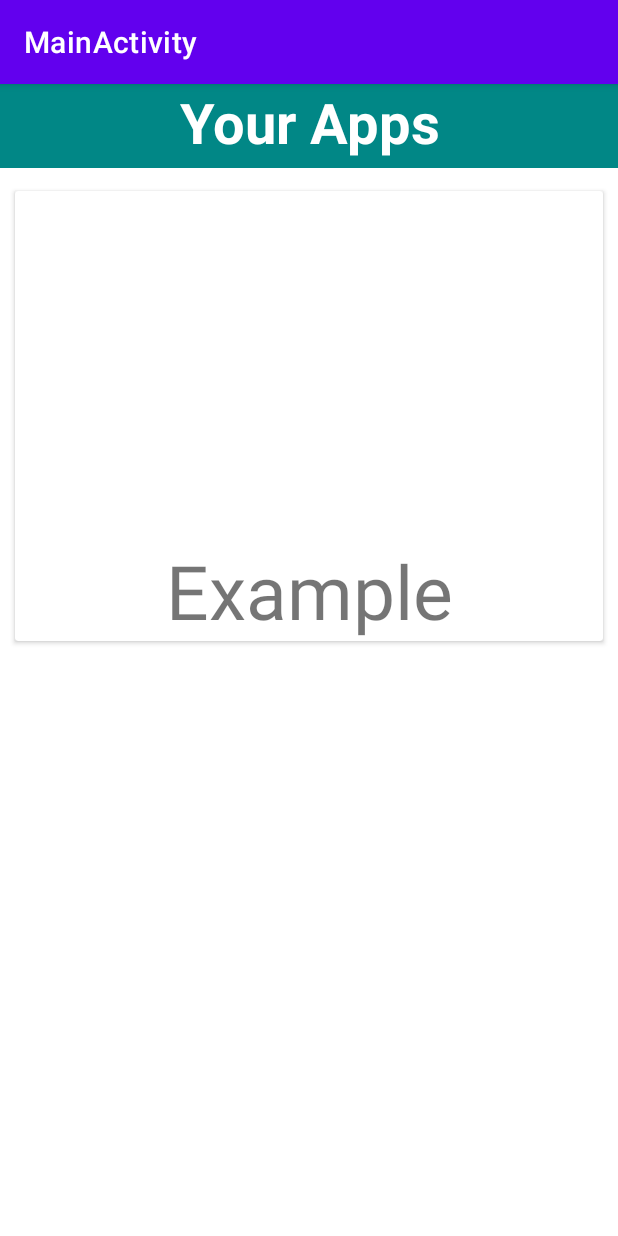
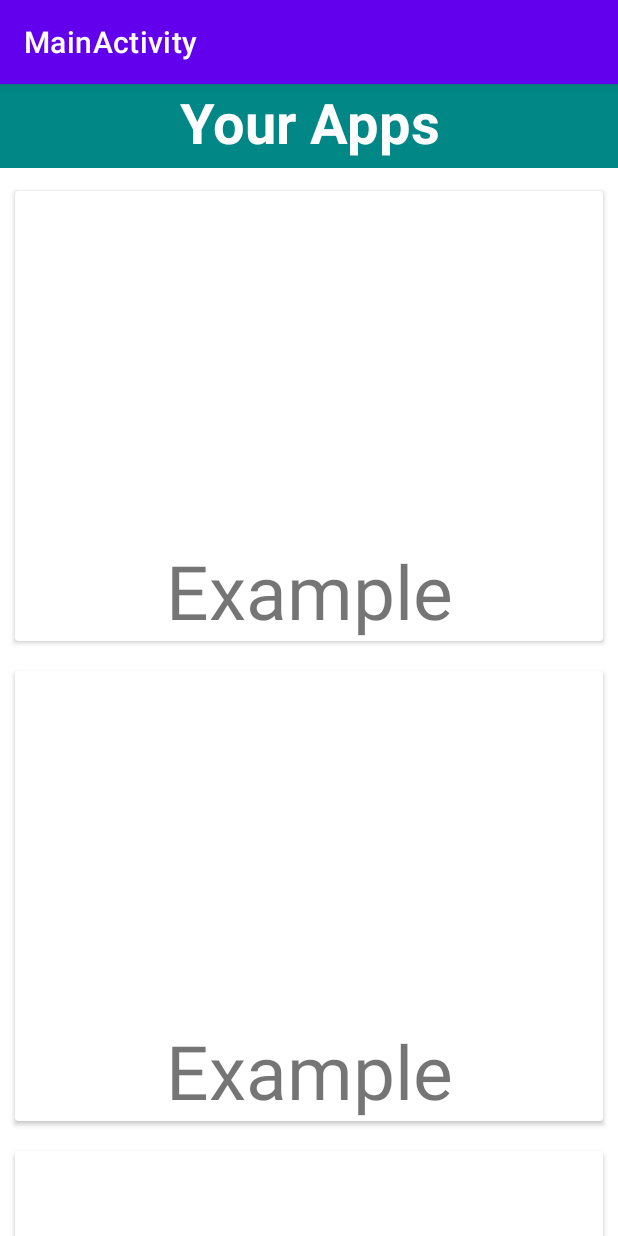
Before and after one commit to BartekDadas/AppModel, an Android app: the MainActivity screen opened directly, with no data from a screen before it, on a phone screen of 412 x 824 dp. Run offline under Robolectric (Android 15) with nearby library versions, the phone set to English and light mode, and no system bars; pictures from the network do not load.

Commit message:
choice activity and working recycler view 1.3

```diff
--- a/app/src/main/AndroidManifest.xml
+++ b/app/src/main/AndroidManifest.xml
@@ -13,6 +13,10 @@
         android:supportsRtl="true"
         android:theme="@style/Theme.MakeApp"
         tools:targetApi="31">
+        <activity
+            android:name=".activities.ChoiceAppActivity"
+            android:exported="false"
+            android:screenOrientation="portrait"/>
         <activity
             android:name=".activities.MainActivity"
             android:exported="false"
--- a/app/src/main/java/eu/tutorials/makeapp/MainItemsAdapter.java
+++ b/app/src/main/java/eu/tutorials/makeapp/MainItemsAdapter.java
@@ -1,9 +1,11 @@
 package eu.tutorials.makeapp;
 
 import android.content.Context;
+import android.content.Intent;
 import android.view.LayoutInflater;
 import android.view.View;
 import android.view.ViewGroup;
+import android.widget.Button;
 import android.widget.ImageView;
 import android.widget.TextView;
 
@@ -14,6 +16,8 @@ import com.bumptech.glide.Glide;
 
 import java.util.ArrayList;
 
+import eu.tutorials.makeapp.activities.ChoiceAppActivity;
+import eu.tutorials.makeapp.activities.MainActivity;
 import eu.tutorials.makeapp.data.model.APP;
 
 public class MainItemsAdapter extends RecyclerView.Adapter<MainItemsAdapter.ViewModel> {
@@ -30,47 +34,52 @@ public class MainItemsAdapter extends RecyclerView.Adapter<MainItemsAdapter.View
     @Override
     public ViewModel onCreateViewHolder(@NonNull ViewGroup parent, int viewType) {
         View view;
-        switch (viewType) {
-            case 0:
-                view = LayoutInflater.from(parent.getContext()).inflate(R.layout.item_main, parent, false);
-                return new ViewModel(view);
-            case 1:
-                view = LayoutInflater.from(parent.getContext()).inflate(R.layout.btn_add_up, parent, false);
-                return new ViewModel(view);
+        if (viewType == R.layout.item_main) {
+            view = LayoutInflater.from(parent.getContext()).inflate(R.layout.item_main, parent,
+                    false);
+        } else {
+            view = LayoutInflater.from(parent.getContext()).inflate(R.layout.btn_add_up, parent,false);
         }
-        return null;
+        return new ViewModel(view);
     }
 
     @Override
     public void onBindViewHolder(@NonNull ViewModel holder, int position) {
-        holder.textView.setText(array.get(position).getTitle());
+        if (position == array.size()) {
+            holder.button.setOnClickListener(new View.OnClickListener() {
+                @Override
+                public void onClick(View view) {
+                    Intent intent = new Intent(context, ChoiceAppActivity.class);
+                    context.startActivity(intent);
+                }
+            });
+        } else {
+            holder.textView.setText(array.get(position).getTitle());
 //        Glide.with(context).load(array.get(position).getImage()).into(holder.imageView);
+        }
     }
 
     @Override
     public int getItemCount() {
-        return array.size();
+        return array.size() + 1;
     }
-
 
     @Override
     public int getItemViewType(int position) {
+        return (position == array.size()) ? R.layout.btn_add_up : R.layout.item_main;
+    }
 
-        if (position != array.size()) {
-            return 0;
-        } else {
-            return 1;
-        }
-    }
 
     public static class ViewModel extends RecyclerView.ViewHolder {
         TextView textView;
         ImageView imageView;
+        Button button;
 
         public ViewModel(@NonNull View itemView) {
             super(itemView);
             textView = itemView.findViewById(R.id.tv_item_main);
             imageView =  itemView.findViewById(R.id.iv_item_main);
+            button = itemView.findViewById(R.id.btn_add_app);
         }
     }
 }
--- a/app/src/main/java/eu/tutorials/makeapp/activities/MainActivity.java
+++ b/app/src/main/java/eu/tutorials/makeapp/activities/MainActivity.java
@@ -3,7 +3,11 @@ package eu.tutorials.makeapp.activities;
 import androidx.appcompat.app.AppCompatActivity;
 import androidx.recyclerview.widget.LinearLayoutManager;
 import androidx.recyclerview.widget.RecyclerView;
+
+import android.content.Intent;
 import android.os.Bundle;
+import android.view.View;
+import android.widget.Button;
 
 import java.util.ArrayList;
 
@@ -14,7 +18,7 @@ import eu.tutorials.makeapp.data.model.APP;
 
 public class MainActivity extends AppCompatActivity {
 
-
+    private Button btn;
     RecyclerView recyclerView;
     private ArrayList<APP> arrayList = new ArrayList<>();
 
@@ -26,10 +30,19 @@ public class MainActivity extends AppCompatActivity {
         super.onCreate(savedInstanceState);
         setContentView(R.layout.activity_main);
         setupRecyclerView();
+        btn = findViewById(R.id.btn_add_app);
+//        btn.setOnClickListener(view -> {
+//            Intent intent = new Intent(MainActivity.this, ChoiceAppActivity.class);
+//            startActivity(intent);
+//        });
     }
 
     void setupRecyclerView() {
         APP app = new APP("Example", R.drawable.ic_launcher_background );
+        arrayList.add(app);
+        app = new APP("Example", R.drawable.ic_launcher_background );
+        arrayList.add(app);
+        app = new APP("Example", R.drawable.ic_launcher_background );
         arrayList.add(app);
         MainItemsAdapter mainItemsAdapter = new MainItemsAdapter(this, arrayList);
         recyclerView = findViewById(R.id.rv_main);
--- a/app/src/main/res/layout/activity_main.xml
+++ b/app/src/main/res/layout/activity_main.xml
@@ -29,10 +29,18 @@
     <androidx.recyclerview.widget.RecyclerView
         android:id="@+id/rv_main"
         android:layout_width="match_parent"
-        android:layout_height="790dp"
+        android:layout_height="wrap_content"
         android:layout_below="@id/toolbar_main"
-        android:layout_alignParentBottom="true"
         android:layout_marginTop="5dp"
-        android:layout_marginBottom="0dp"
         android:orientation="vertical" />
+
+<!--    <Button-->
+<!--        android:id="@+id/btn_add_app"-->
+<!--        android:layout_width="match_parent"-->
+<!--        android:layout_height="wrap_content"-->
+<!--        android:layout_margin="10dp"-->
+<!--        android:textSize="100sp"-->
+<!--        android:layout_marginTop="5dp"-->
+<!--        android:text="+"-->
+<!--        android:layout_below="@id/rv_main"/>-->
 </RelativeLayout>
--- a/app/src/main/res/layout/btn_add_up.xml
+++ b/app/src/main/res/layout/btn_add_up.xml
@@ -5,6 +5,7 @@
     android:layout_margin="10dp">
 
     <Button
+        android:id="@+id/btn_add_app"
         android:layout_width="match_parent"
         android:layout_height="match_parent"
         android:text="+"
```
Also changed, not shown: app/src/main/java/eu/tutorials/makeapp/activities/ChoiceAppActivity.java (added, +16 -0 lines), app/src/main/res/layout/activity_choice_app.xml (added, +9 -0 lines).
